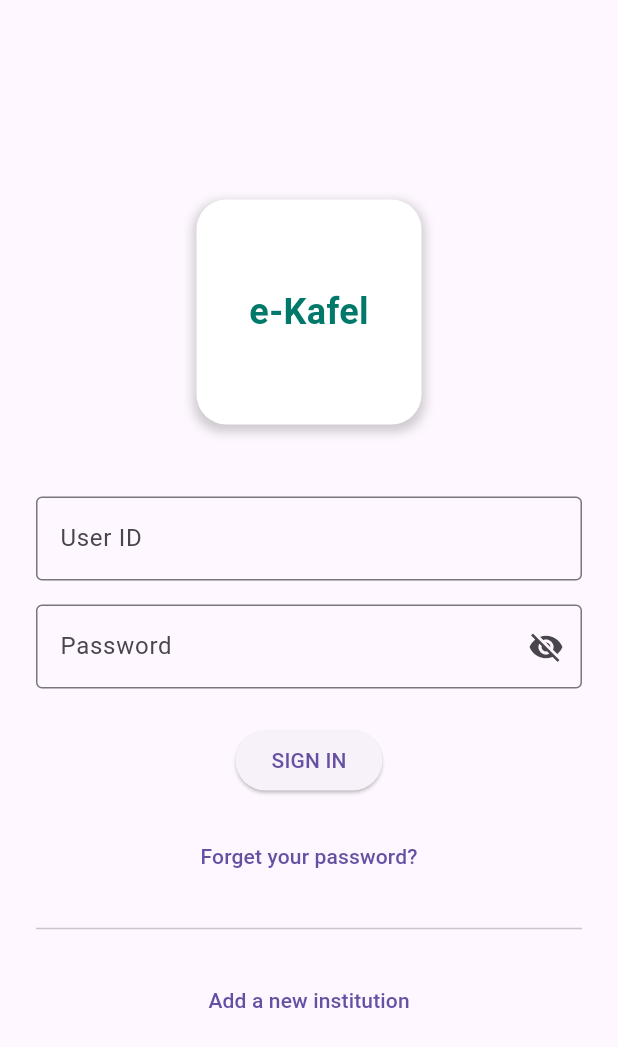
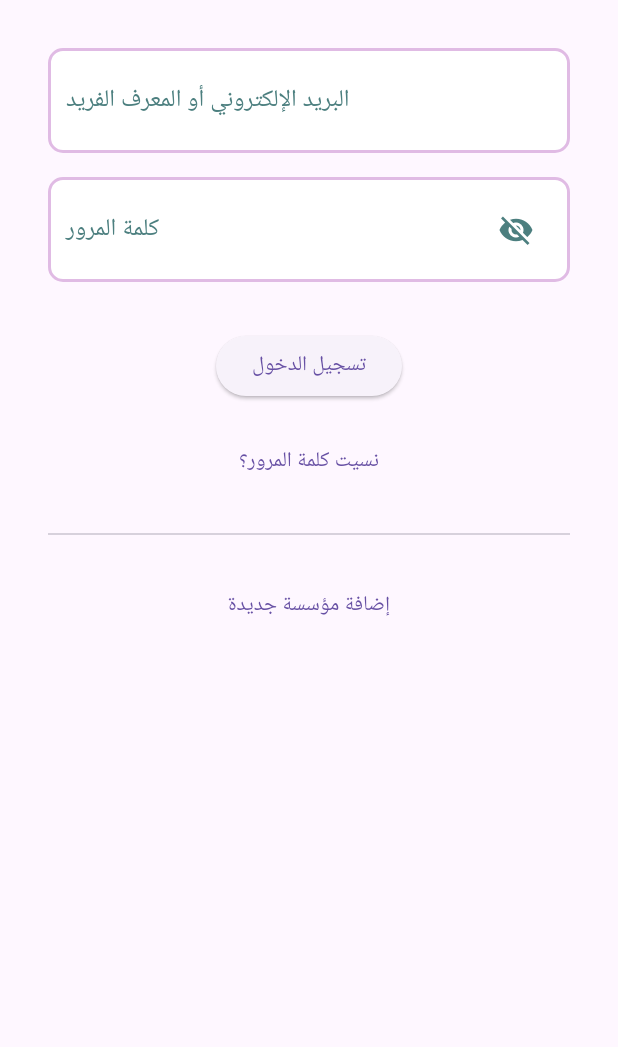
Before and after one commit to karam19384/E-Kafel-Project, a Flutter app: the screen it shows after launch, on a phone screen of 412 x 824 dp. Shown: the top 1047 px of the screen. Run offline on Flutter 3.47's test engine with Material 3 defaults, Android fonts, the phone set to English and light mode, and no system bars; our stand-ins replace bloc, cloud_firestore, dots_indicator, equatable, file_picker, firebase_auth and 5 more; accounts and stored records are empty.

Commit message:
update the code

```diff
--- a/analysis_options.yaml
+++ b/analysis_options.yaml
@@ -7,3 +7,4 @@ analyzer:
     library_private_types_in_public_api: ignore
     no_leading_underscores_for_local_identifiers: ignore
     avoid_print: ignore
+    unused_field: ignore
--- a/lib/src/blocs/auth/auth_bloc.dart
+++ b/lib/src/blocs/auth/auth_bloc.dart
@@ -33,7 +33,7 @@ class AuthBloc extends Bloc<AuthEvent, AuthState> {
     on<LoginButtonPressed>((event, emit) async {
       emit(AuthLoading());
       final error = await _authService.signIn(
-        email: event.email,
+        loginIdentifier: event.email, // تم تغيير اسم المتغير
         password: event.password,
       );
       if (error == null) {
@@ -59,7 +59,7 @@ class AuthBloc extends Bloc<AuthEvent, AuthState> {
         headName: event.headName,
         headEmail: event.headEmail,
         headMobileNumber: event.headMobileNumber,
-        userRole: event.userRole,
+        userRole: event.userRole, // تم تمرير الحقل الجديد
       );
       if (error == null) {
         emit(AuthAuthenticated());
--- a/lib/src/blocs/auth/auth_event.dart
+++ b/lib/src/blocs/auth/auth_event.dart
@@ -9,7 +9,6 @@ abstract class AuthEvent extends Equatable {
   List<Object?> get props => [];
 }
 
-
 class CheckAuthStatus extends AuthEvent {}
 
 class AppStarted extends AuthEvent {}
@@ -17,8 +16,13 @@ class AppStarted extends AuthEvent {}
 class LoginButtonPressed extends AuthEvent {
   final String email;
   final String password;
+  final String loginIdentifier;
 
-  const LoginButtonPressed({required this.email, required this.password});
+  const LoginButtonPressed({
+    required this.email,
+    required this.password,
+    required this.loginIdentifier,
+  });
 
   @override
   List<Object> get props => [email, password];
@@ -37,7 +41,6 @@ class SignUpButtonPressed extends AuthEvent {
   final String headMobileNumber;
   final String userRole;
 
-
   const SignUpButtonPressed({
     required this.name,
     required this.email,
@@ -48,7 +51,6 @@ class SignUpButtonPressed extends AuthEvent {
     required this.headEmail,
     required this.headMobileNumber,
     required this.userRole,
-
   });
 
   @override
@@ -65,5 +67,4 @@ class SignUpButtonPressed extends AuthEvent {
   ];
 }
 
-
 class SignInWithGoogleButtonPressed extends AuthEvent {}
--- a/lib/src/screens/add_new_orphan_screen.dart
+++ b/lib/src/screens/add_new_orphan_screen.dart
@@ -8,7 +8,7 @@ import 'package:file_picker/file_picker.dart';
 import 'package:flutter_bloc/flutter_bloc.dart';
 import '../blocs/orphans/orphans_bloc.dart';
 import 'package:intl/intl.dart';
-import '../blocs/home/home_bloc.dart'; // ✅ تم استيراد HomeBloc
+import '../blocs/home/home_bloc.dart';
 
 class AddNewOrphanScreen extends StatefulWidget {
   static const routeName = '/add-orphan';
@@ -193,6 +193,7 @@ class _AddNewOrphanScreenState extends State<AddNewOrphanScreen> {
 
     context.read<OrphansBloc>().add(
           AddOrphan(
+
             orphan: orphan,
             idCardFile: _idCardFile,
             deathCertificateFile: _deathCertificateFile,
--- a/lib/src/screens/login_screen.dart
+++ b/lib/src/screens/login_screen.dart
@@ -1,10 +1,9 @@
 // lib/src/screens/login_screen.dart
-
 import 'package:flutter/material.dart';
 import 'package:flutter_bloc/flutter_bloc.dart';
 import 'package:e_kafel/src/blocs/auth/auth_bloc.dart';
 import 'package:e_kafel/src/screens/home_screen.dart';
-import 'package:e_kafel/src/screens/signup_screen.dart'; // استيراد صفحة التسجيل
+import 'package:e_kafel/src/screens/signup_screen.dart';
 
 class LoginScreen extends StatefulWidget {
   const LoginScreen({super.key});
@@ -14,9 +13,18 @@ class LoginScreen extends StatefulWidget {
 }
 
 class _LoginScreenState extends State<LoginScreen> {
-  final _emailController = TextEditingController();
+  // تم تغيير اسم المتحكم إلى _loginIdentifierController
+  final _loginIdentifierController = TextEditingController();
   final _passwordController = TextEditingController();
-  bool _isPasswordVisible = false; // متغير لحالة إظهار/إخفاء كلمة المرور
+
+  bool _isPasswordVisible = false;
+
+  @override
+  void dispose() {
+    _loginIdentifierController.dispose();
+    _passwordController.dispose();
+    super.dispose();
+  }
 
   @override
   Widget build(BuildContext context) {
@@ -28,69 +36,37 @@ class _LoginScreenState extends State<LoginScreen> {
               MaterialPageRoute(builder: (_) => const HomeScreen()),
             );
           } else if (state is AuthErrorState) {
-            ScaffoldMessenger.of(
-              context,
-            ).showSnackBar(SnackBar(content: Text(state.message)));
+            ScaffoldMessenger.of(context).showSnackBar(
+              SnackBar(content: Text(state.message)),
+            );
           }
         },
         child: BlocBuilder<AuthBloc, AuthState>(
           builder: (context, state) {
-            return Center(
+            return SingleChildScrollView(
               child: Padding(
-                padding: const EdgeInsets.all(24.0),
-                child: SingleChildScrollView(
+                padding: const EdgeInsets.all(32.0),
+                child: Form(
                   child: Column(
-                    mainAxisAlignment: MainAxisAlignment.center,
                     children: [
-                      // شعار التطبيق
-                      Container(
-                        width: 150,
-                        height: 150,
-                        decoration: BoxDecoration(
-                          color: Colors.white,
-                          borderRadius: BorderRadius.circular(20),
-                          boxShadow: [
-                            BoxShadow(
-                              color: Colors.grey.withOpacity(0.5),
-                              spreadRadius: 2,
-                              blurRadius: 5,
-                              offset: const Offset(0, 3),
-                            ),
-                          ],
-                        ),
-                        child: Center(
-                          child: Text(
-                            'e-Kafel',
-                            style: TextStyle(
-                              fontSize: 24,
-                              fontWeight: FontWeight.bold,
-                              color: Colors.teal[700],
-                            ),
-                          ),
-                        ),
-                      ),
-                      const SizedBox(height: 48),
-                      // حقل البريد الإلكتروني
-                      TextField(
-                        controller: _emailController,
-                        decoration: const InputDecoration(
-                          labelText: 'User ID',
-                          border: OutlineInputBorder(),
-                        ),
+                      // حقل إدخال البريد الإلكتروني أو المعرف الفريد
+                      _buildInputField(
+                        controller: _loginIdentifierController,
+                        // تم تغيير التسمية لتعكس الدعم الجديد
+                        labelText: 'البريد الإلكتروني أو المعرف الفريد',
+                        keyboardType: TextInputType.emailAddress,
                       ),
                       const SizedBox(height: 16),
-                      // حقل كلمة المرور مع زر الإظهار/الإخفاء
-                      TextField(
+                      _buildInputField(
                         controller: _passwordController,
+                        labelText: 'كلمة المرور',
                         obscureText: !_isPasswordVisible,
-                        decoration: InputDecoration(
-                          labelText: 'Password',
-                          border: const OutlineInputBorder(),
                         suffixIcon: IconButton(
                           icon: Icon(
                             _isPasswordVisible
                                 ? Icons.visibility
                                 : Icons.visibility_off,
+                            color: const Color(0xFF4C7F7F),
                           ),
                           onPressed: () {
                             setState(() {
@@ -99,44 +75,40 @@ class _LoginScreenState extends State<LoginScreen> {
                           },
                         ),
                       ),
-                      ),
-                      const SizedBox(height: 24),
+                      const SizedBox(height: 32),
                       // زر تسجيل الدخول
-                      if (state is AuthLoading)
-                        const CircularProgressIndicator()
-                      else
                       ElevatedButton(
-                          onPressed: () {
+                        onPressed: state is AuthLoading
+                            ? null
+                            : () {
                                 context.read<AuthBloc>().add(
                                       LoginButtonPressed(
-                                email: _emailController.text.trim(),
+                                        // تم تمرير قيمة المتحكم الجديد
+                                        loginIdentifier:
+                                            _loginIdentifierController.text.trim(),
                                         password: _passwordController.text.trim(),
+                                        email: _loginIdentifierController.text.trim(),
                                       ),
                                     );
                               },
-                          child: const Text('SIGN IN'),
+                        child: const Text('تسجيل الدخول'),
                       ),
                       const SizedBox(height: 16),
-                      // زر "Forget your password?"
                       TextButton(
-                        onPressed: () {
-                          // TODO: Implement forgot password functionality
-                        },
-                        child: const Text('Forget your password?'),
+                        onPressed: () {},
+                        child: const Text('نسيت كلمة المرور؟'),
                       ),
                       const SizedBox(height: 16),
                       const Divider(),
                       const SizedBox(height: 16),
-                      // زر "Add a new institution"
                       TextButton(
                         onPressed: () {
                           Navigator.of(context).push(
                             MaterialPageRoute(
-                              builder: (_) => const SignUpScreen(),
-                            ),
+                                builder: (_) => const SignUpScreen()),
                           );
                         },
-                        child: const Text('Add a new institution'),
+                        child: const Text('إضافة مؤسسة جديدة'),
                       ),
                     ],
                   ),
@@ -148,4 +120,32 @@ class _LoginScreenState extends State<LoginScreen> {
       ),
     );
   }
+
+  Widget _buildInputField({
+    required TextEditingController controller,
+    required String labelText,
+    TextInputType keyboardType = TextInputType.text,
+    bool obscureText = false,
+    Widget? suffixIcon,
+  }) {
+    return Container(
+      padding: const EdgeInsets.symmetric(horizontal: 10, vertical: 5),
+      decoration: BoxDecoration(
+        color: Colors.white,
+        borderRadius: BorderRadius.circular(10),
+        border: Border.all(color: const Color(0xFFE0BBE4), width: 2),
+      ),
+      child: TextFormField(
+        controller: controller,
+        keyboardType: keyboardType,
+        obscureText: obscureText,
+        decoration: InputDecoration(
+          labelText: labelText,
+          labelStyle: const TextStyle(color: Color(0xFF4C7F7F)),
+          border: InputBorder.none,
+          suffixIcon: suffixIcon,
+        ),
+      ),
+    );
   }
+}
```
Also changed, not shown: lib/src/blocs/orphans/orphans_bloc.dart (+4 -4 lines), lib/src/screens/home_screen.dart (+9 -22 lines), lib/src/screens/signup_screen.dart (+18 -25 lines), lib/src/services/auth_service.dart (+70 -55 lines), lib/src/services/firestore_service.dart (+52 -18 lines). Lines whose indentation alone changed are shown as unchanged.
